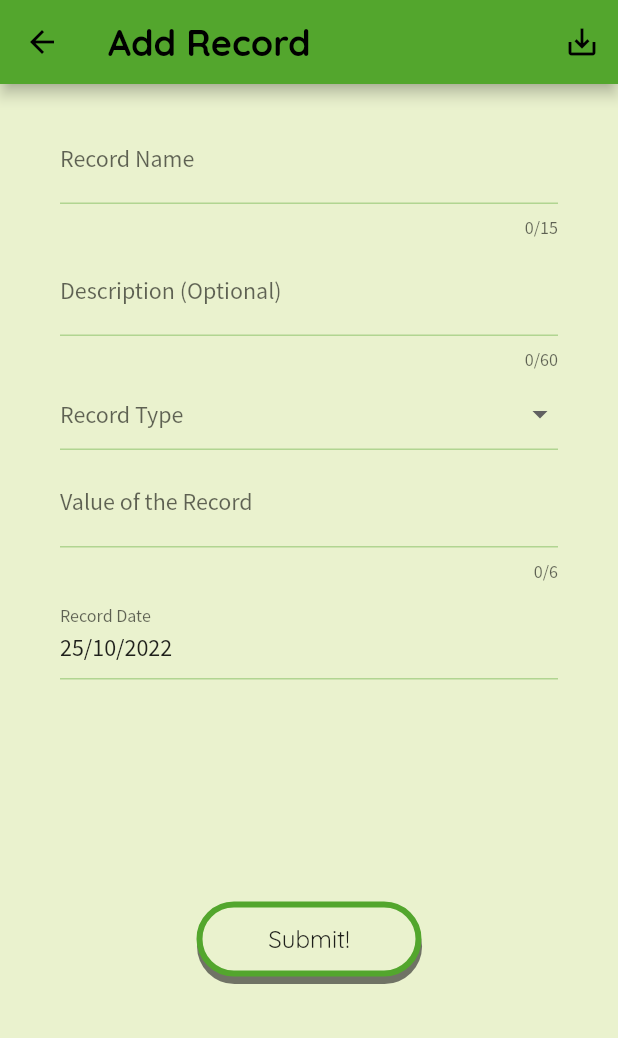
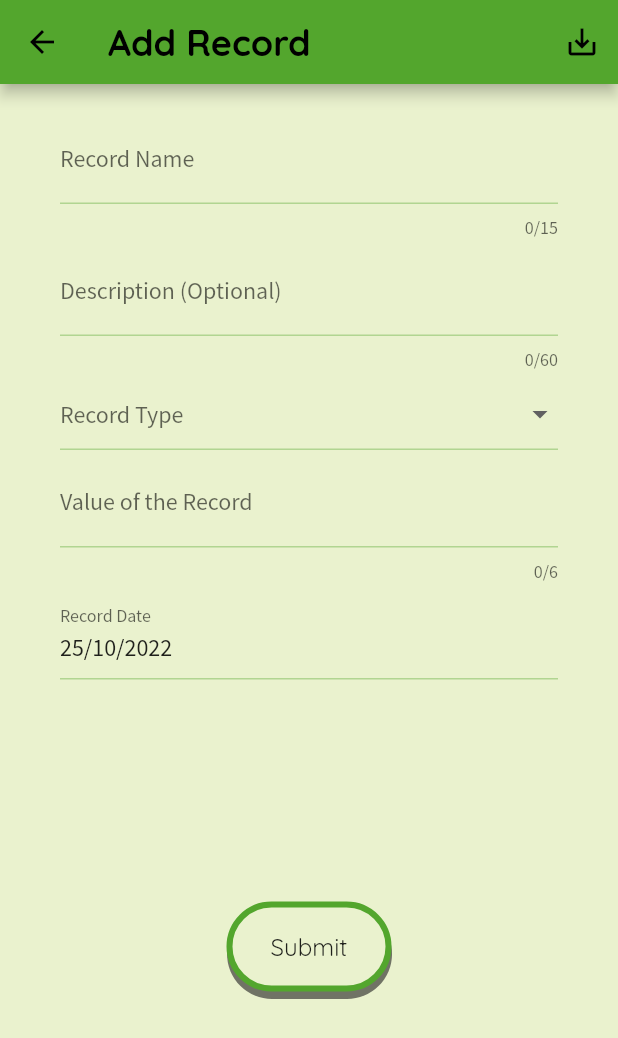
Before and after one commit to MishelV/Cash-Flow-app, a Flutter app: the EditRecordScreen screen opened by its route, on a phone screen of 412 x 824 dp. Shown: the top 1038 px of the screen. Run offline on Flutter 3.47's test engine with Material 2 defaults, Android fonts, the phone set to English and light mode, and no system bars; drawn by our look-alikes of date_time_picker; our stand-ins replace hive, hive_flutter, percent_indicator; accounts and stored records are empty.

Commit message:
Add "delete" button to "edit record" screen next to the submit and replace edit with delete on record card. #37

```diff
--- a/lib/screens/edit_record_screen.dart
+++ b/lib/screens/edit_record_screen.dart
@@ -4,10 +4,9 @@ import 'package:cash_flow_app/widgets/button_wrapper.dart';
 import 'package:date_time_picker/date_time_picker.dart';
 import 'package:flutter/material.dart';
 import 'package:flutter/services.dart';
-import 'package:intl/intl.dart';
 import 'package:provider/provider.dart';
 
-import '../utils/date_time_util.dart';
+import '../widgets/delete_record_dialog.dart';
 
 class EditRecordScreen extends StatefulWidget {
   const EditRecordScreen({Key? key}) : super(key: key);
@@ -34,6 +33,17 @@ class _EditRecordScreenState extends State<EditRecordScreen> {
   bool _isCustomRecurrence = false;
   bool _isInit = true;
   String _screenName = "Add Record";
+  bool _editingExistingRecord = false;
+
+  void deleteRecord() {
+    deleteRecordDialog(_id, _name!, context).then(
+      (didDeleteRecord) {
+        if (didDeleteRecord) {
+          Navigator.of(context).pop();
+        }
+      },
+    );
+  }
 
   @override
   void didChangeDependencies() {
@@ -55,6 +65,7 @@ class _EditRecordScreenState extends State<EditRecordScreen> {
             _description = record.description;
             _recurring = _recurenceInDays > 0;
             _isCustomRecurrence = true;
+            _editingExistingRecord = true;
           });
         }
       }
@@ -408,9 +419,12 @@ class _EditRecordScreenState extends State<EditRecordScreen> {
                 const SizedBox(
                   height: 20,
                 ),
+                Row(
+                  mainAxisAlignment: MainAxisAlignment.spaceEvenly,
+                  children: [
                     ButtonWrapper(
-                  width: 150,
-                  height: 50,
+                      width: 110,
+                      height: 60,
                       child: TextButton(
                         onPressed: _saveForm,
                         style: TextButton.styleFrom(
@@ -419,10 +433,30 @@ class _EditRecordScreenState extends State<EditRecordScreen> {
                           ),
                         ),
                         child: Text(
-                      "Submit!",
+                          "Submit",
                           style: Theme.of(context).textTheme.bodyText1,
                         ),
                       ),
+                    ),
+                    if (_editingExistingRecord)
+                      ButtonWrapper(
+                        width: 110,
+                        height: 60,
+                        inverse: true,
+                        child: TextButton(
+                          onPressed: deleteRecord,
+                          style: TextButton.styleFrom(
+                            shape: RoundedRectangleBorder(
+                              borderRadius: BorderRadius.circular(50),
+                            ),
+                          ),
+                          child: Text(
+                            "Delete",
+                            style: Theme.of(context).textTheme.bodyText1,
+                          ),
+                        ),
+                      ),
+                  ],
                 ),
               ],
             ),
```
Also changed, not shown: lib/screens/search_record_screen.dart (+1 -11 lines), lib/widgets/delete_record_dialog.dart (+7 -3 lines), lib/widgets/record_card.dart (+12 -10 lines). Lines whose indentation alone changed are shown as unchanged.
